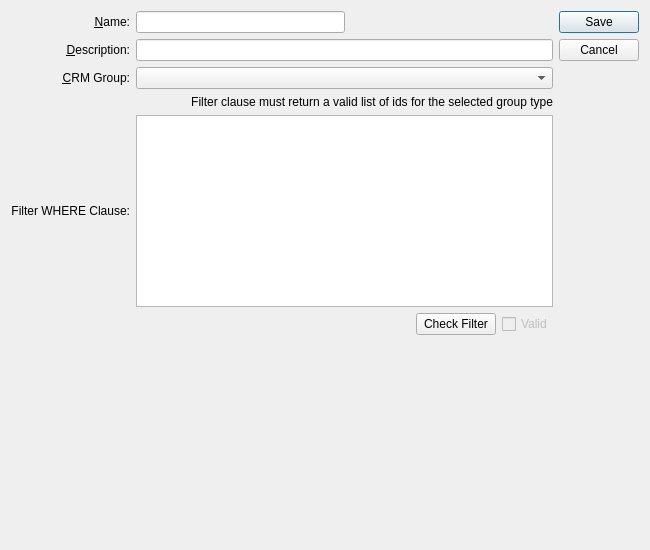
Old version of the form guiclient/dynamicfilter.ui in the repository wgs4/qt-client.
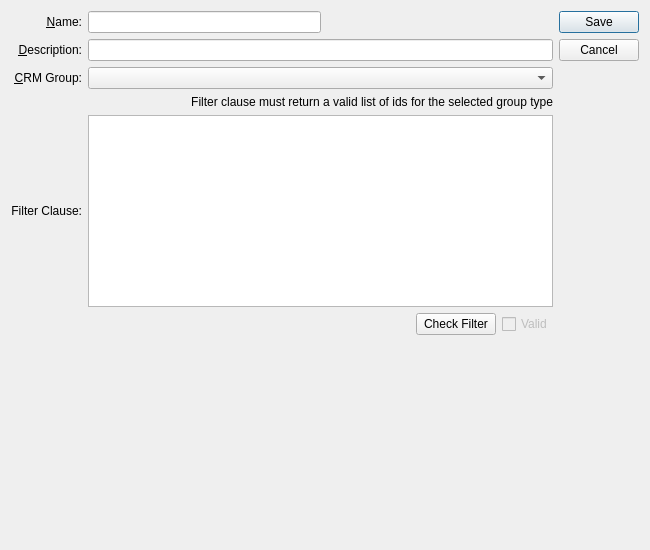
New version of the form. Custom widgets are drawn as their Qt base class.

Commit message: Add Dynamic Filter SQL injection prevention and handling

The edit to the form file:
```diff
--- a/guiclient/dynamicfilter.ui
+++ b/guiclient/dynamicfilter.ui
@@ -156,7 +156,7 @@
        <item row="4" column="0">
         <widget class="QLabel" name="_filterLit">
          <property name="text">
-          <string>Filter WHERE Clause:</string>
+          <string>Filter Clause:</string>
          </property>
          <property name="alignment">
           <set>Qt::AlignRight|Qt::AlignTrailing|Qt::AlignVCenter</set>
```
The commit also changes 2 other files.
